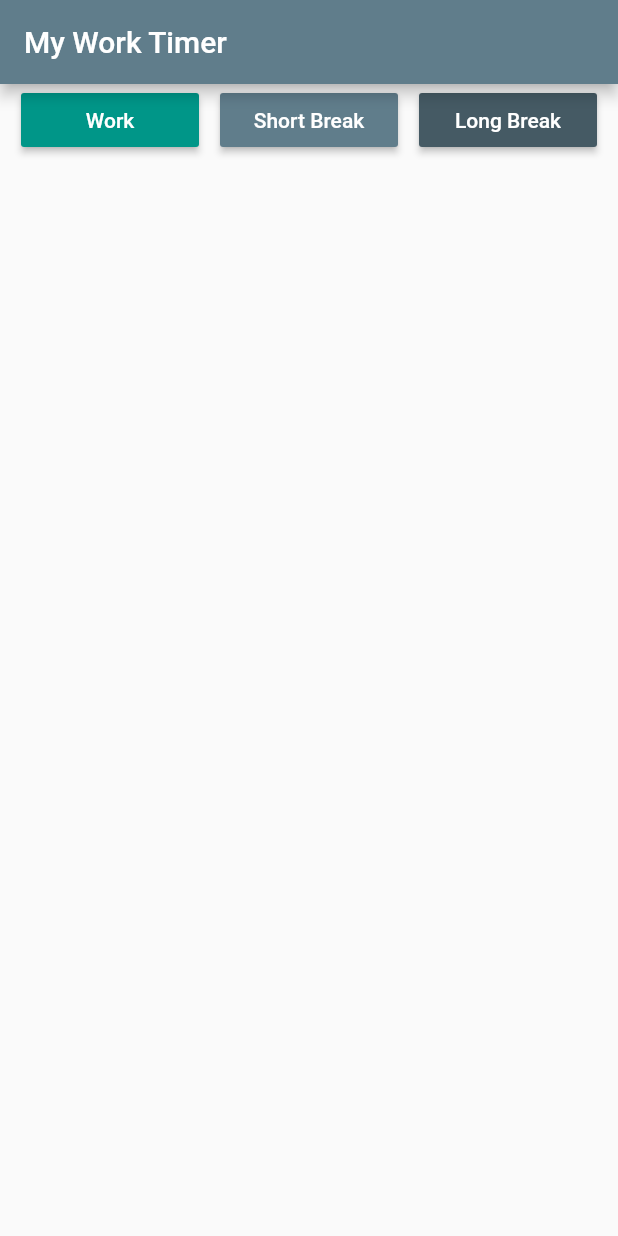
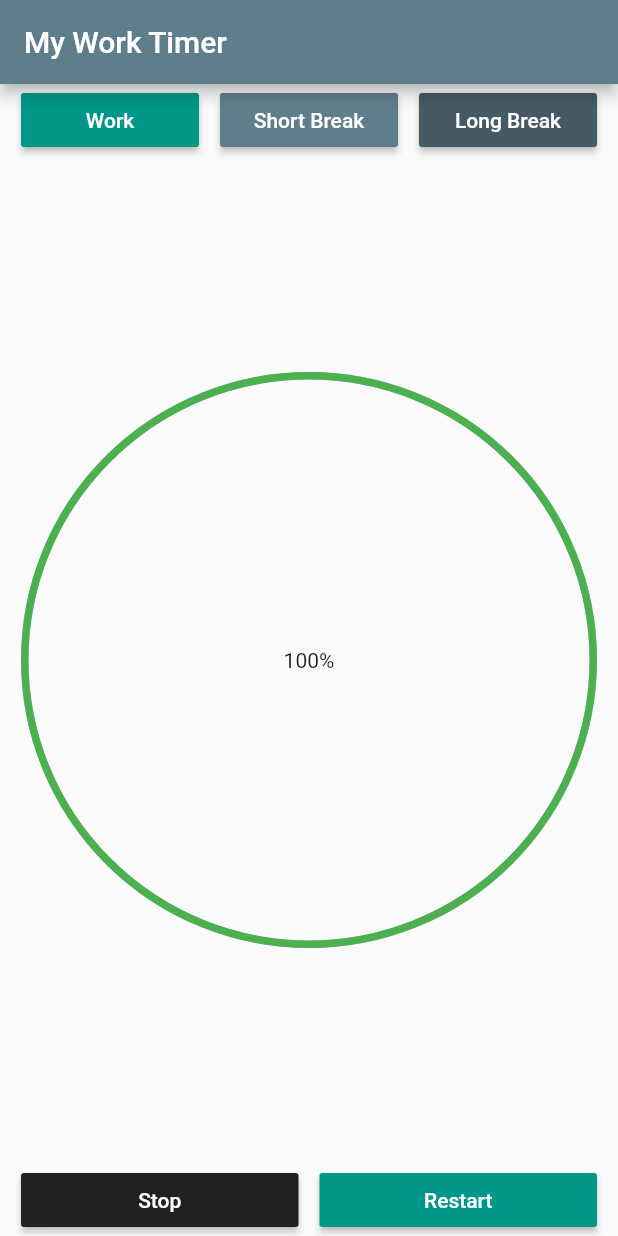
Before and after one commit to Mutembeijoe/flutter-ninja, a Flutter app: the screen it shows after launch, on a phone screen of 412 x 824 dp. Run offline on Flutter 3.47's test engine with Material 2 defaults, Android fonts, the phone set to English and light mode, and no system bars; drawn by our look-alikes of percent_indicator.

Commit message:
installs a percentage_indicator widget and adds it to the main screen

```diff
--- a/lib/main.dart
+++ b/lib/main.dart
@@ -1,5 +1,6 @@
 import 'package:flutter/material.dart';
 import 'package:flutter_ninja/widgets.dart';
+import 'package:percent_indicator/percent_indicator.dart';
 
 void main() {
   runApp(MyApp());
@@ -24,7 +25,10 @@ class ProductivityHome extends StatelessWidget {
       appBar: AppBar(
         title: Text("My Work Timer"),
       ),
-      body: Column(
+      body: LayoutBuilder(
+        builder: (BuildContext context, BoxConstraints constraints) {
+          final double availableHeight = constraints.maxHeight;
+          return Column(
             children: <Widget>[
               Row(
                 children: <Widget>[
@@ -66,7 +70,47 @@ class ProductivityHome extends StatelessWidget {
                   ),
                 ],
               ),
+              Expanded(
+                child: CircularPercentIndicator(
+                  radius: availableHeight / 2,
+                  lineWidth: 5.0,
+                  percent: 1.0,
+                  center: new Text("100%"),
+                  progressColor: Colors.green,
+                ),
+              ),
+              Row(
+                children: <Widget>[
+                  Padding(
+                    padding: EdgeInsets.all(_defaultPadding),
+                  ),
+                  Expanded(
+                    child: ProductivityButton(
+                      text: "Stop",
+                      color: Color(0xff212121),
+                      size: 20,
+                      callback: () {},
+                    ),
+                  ),
+                  Padding(
+                    padding: EdgeInsets.all(_defaultPadding),
+                  ),
+                  Expanded(
+                    child: ProductivityButton(
+                      text: "Restart",
+                      color: Color(0xff009688),
+                      size: 20,
+                      callback: () {},
+                    ),
+                  ),
+                  Padding(
+                    padding: EdgeInsets.all(_defaultPadding),
+                  ),
                 ],
+              )
+            ],
+          );
+        },
       ),
     );
   }
--- a/pubspec.yaml
+++ b/pubspec.yaml
@@ -23,6 +23,7 @@ environment:
 dependencies:
   flutter:
     sdk: flutter
+  percent_indicator: ^2.1.5
 
 
   # The following adds the Cupertino Icons font to your application.
```
Also changed, not shown: pubspec.lock. Lines whose indentation alone changed are shown as unchanged.
